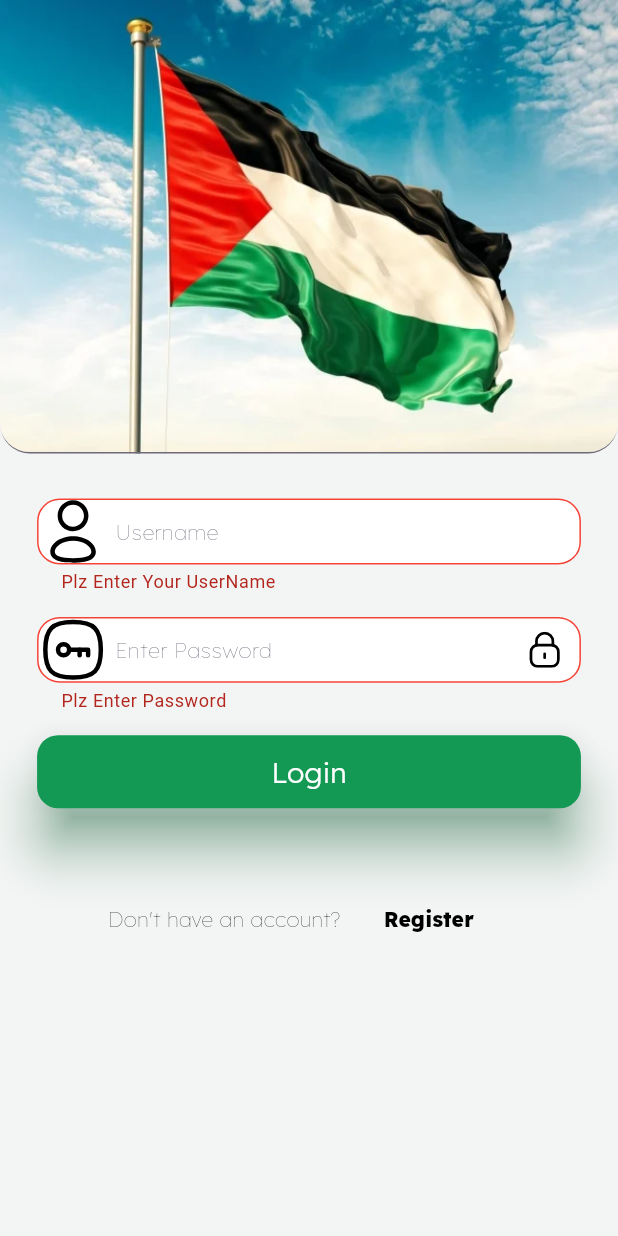
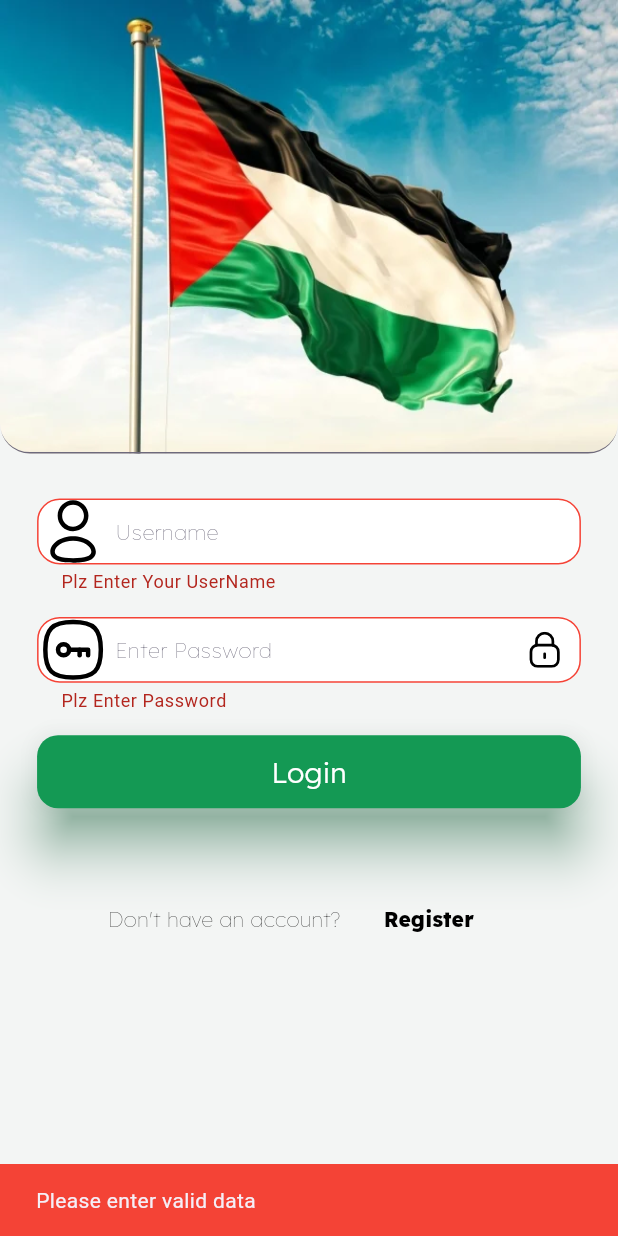
Before and after one commit to karimrashad74/NTI-Tasks, a Flutter app: the screen it shows after launch, after a tap on "Let’s Start", after a tap on "Login", on a phone screen of 412 x 824 dp. Run offline on Flutter 3.47's test engine with Material 3 defaults, Android fonts, the phone set to English and light mode, and no system bars; our stand-ins replace flutter_bloc, flutter_svg, shared_preferences.

Commit message:
`Removed authentication components and models, updated login cubit and user cubit`

```diff
--- a/to_do_app/lib/features/home/model/user_model.dart
+++ b/to_do_app/lib/features/Authentication/data/models/user_model.dart
@@ -1,5 +1,6 @@
 class UserModel {
-  String? userName;
-  String? image;
+  final String? userName;
+  final String? image;
+
   UserModel({this.userName, this.image});
 }
--- a/to_do_app/lib/features/Authentication/view_model/login_cubit/login_cubit.dart
+++ b/to_do_app/lib/features/Authentication/view_model/login_cubit/login_cubit.dart
@@ -1,5 +1,8 @@
 import 'package:flutter/material.dart';
 import 'package:flutter_bloc/flutter_bloc.dart';
+import 'package:to_do_app/core/utils/app_assets.dart';
+
+import '../../data/models/user_model.dart';
 import 'login_state.dart';
 
 class LoginCubit extends Cubit<LoginState> {
@@ -12,7 +15,10 @@ class LoginCubit extends Cubit<LoginState> {
   final passwordController = TextEditingController();
 
   void login() async {
-    if (!formKey.currentState!.validate()) return;
+    if (!formKey.currentState!.validate()) {
+      emit(LoginError('Please enter valid data'));
+      return;
+    }
 
     emit(LoginLoading());
     await Future.delayed(Duration(seconds: 2));
@@ -20,10 +26,19 @@ class LoginCubit extends Cubit<LoginState> {
     final username = usernameController.text;
     final password = passwordController.text;
 
-    if (username == 'admin' && password == '123456') {
-      emit(LoginSuccess());
+    RegExp usernameRegex = RegExp(r'^[a-zA-Z0-9_-]+$');
+    RegExp passwordRegex = RegExp(
+        r'^(?=.*[a-z])(?=.*[A-Z])(?=.*\d)(?=.*[!@#\$%^&*()_\-+=\[\]{};:"\\|,.<>\/?]).{6,}$');
+
+    if (usernameRegex.hasMatch(username) && passwordRegex.hasMatch(password)) {
+      UserModel user = UserModel(userName: username, image: AppAssets.logo);
+      emit(LoginSuccess(user));
     } else {
-      emit(LoginError('Invalid username or password'));
+      if (!usernameRegex.hasMatch(username)) {
+        emit(LoginError('Invalid username format'));
+      } else if (!passwordRegex.hasMatch(password)) {
+        emit(LoginError('Invalid password format'));
+      }
     }
   }
 
--- a/to_do_app/lib/features/Authentication/view_model/login_cubit/login_state.dart
+++ b/to_do_app/lib/features/Authentication/view_model/login_cubit/login_state.dart
@@ -1,13 +1,21 @@
+import '../../data/models/user_model.dart';
+
 abstract class LoginState {}
 
 class LoginInitial extends LoginState {}
 
 class LoginLoading extends LoginState {}
 
-class LoginSuccess extends LoginState {}
+class LoginSuccess extends LoginState {
+  UserModel userModel;
+  LoginSuccess(this.userModel);
+}
 
 class LoginError extends LoginState {
   final String error;
 
   LoginError(this.error);
+
+  @override
+  String toString() => 'LoginError: $error';
 }
--- a/to_do_app/lib/features/Authentication/components/auth_logo.dart
+++ b/to_do_app/lib/features/Authentication/views/components/auth_logo.dart
@@ -1,7 +1,7 @@
 import 'package:flutter/material.dart';
 import 'package:to_do_app/core/utils/app_assets.dart';
 
-import '../../../core/utils/app_colors.dart';
+import '../../../../core/utils/app_colors.dart';
 
 class AuthLogo extends StatelessWidget {
   const AuthLogo({super.key});
--- a/to_do_app/lib/features/Authentication/components/pass_field.dart
+++ b/to_do_app/lib/features/Authentication/views/components/pass_field.dart
@@ -1,8 +1,8 @@
 import 'package:flutter/material.dart';
 import 'package:flutter_bloc/flutter_bloc.dart';
-import 'package:to_do_app/features/Authentication/components/input_form_field.dart';
+import 'package:to_do_app/features/Authentication/views/components/input_form_field.dart';
 
-import '../view_model/password_cubit/password_cubit.dart';
+import '../../view_model/password_cubit/password_cubit.dart';
 
 class PassField extends StatelessWidget {
   final Widget? startIcon;
--- a/to_do_app/lib/features/Authentication/views/login_view.dart
+++ b/to_do_app/lib/features/Authentication/views/login_view.dart
@@ -1,12 +1,13 @@
 import 'package:flutter/material.dart';
 import 'package:flutter_bloc/flutter_bloc.dart';
-import 'package:to_do_app/core/utils/app_colors.dart';
-import 'package:to_do_app/core/utils/app_routes.dart';
-import 'package:to_do_app/features/Authentication/components/auth_logo.dart';
-import 'package:to_do_app/features/Authentication/components/login_form.dart';
-import 'package:to_do_app/features/Authentication/view_model/login_cubit/login_state.dart';
 
+import '../../../core/utils/app_colors.dart';
+import '../../../core/utils/app_routes.dart';
+import '../../home/view_model/user_cubit/user_cubit.dart';
 import '../view_model/login_cubit/login_cubit.dart';
+import '../view_model/login_cubit/login_state.dart';
+import 'components/auth_logo.dart';
+import 'components/login_form.dart';
 
 class LoginView extends StatelessWidget {
   const LoginView({super.key});
@@ -26,16 +27,17 @@ class LoginView extends StatelessWidget {
                   return LoginForm();
                 }, listener: (context, state) {
                   if (state is LoginSuccess) {
-                    Navigator.pushNamed(context, AppRoutes.home);
+                    UserCubit.get(context).getUser(state.userModel);
+                    Navigator.pushReplacementNamed(context, AppRoutes.home);
                   } else if (state is LoginError) {
                     ScaffoldMessenger.of(context).showSnackBar(
                       SnackBar(
-                        content: Text("Error"),
+                        content: Text(state.error),
                         backgroundColor: Colors.red,
                       ),
                     );
                   }
-                })
+                }),
               ],
             ),
           ),
--- a/to_do_app/lib/features/Authentication/views/signup_view.dart
+++ b/to_do_app/lib/features/Authentication/views/signup_view.dart
@@ -1,10 +1,9 @@
 import 'package:flutter/material.dart';
 import 'package:flutter_bloc/flutter_bloc.dart';
 import 'package:to_do_app/core/utils/app_colors.dart';
-import 'package:to_do_app/features/authentication/components/auth_logo.dart';
-
-import '../components/signup_form.dart';
 import '../view_model/signup_cubit/signup_cubit.dart';
+import 'components/auth_logo.dart';
+import 'components/signup_form.dart';
 
 class SignupView extends StatelessWidget {
   const SignupView({super.key});
--- a/to_do_app/lib/features/home/view_model/user_cubit/user_cubit.dart
+++ b/to_do_app/lib/features/home/view_model/user_cubit/user_cubit.dart
@@ -1,6 +1,6 @@
 import 'package:flutter_bloc/flutter_bloc.dart';
 
-import '../../model/user_model.dart';
+import '../../../Authentication/data/models/user_model.dart';
 import 'user_state.dart';
 
 class UserCubit extends Cubit<UserState> {
--- a/to_do_app/lib/features/home/view_model/user_cubit/user_state.dart
+++ b/to_do_app/lib/features/home/view_model/user_cubit/user_state.dart
@@ -1,4 +1,4 @@
-import '../../model/user_model.dart';
+import '../../../Authentication/data/models/user_model.dart';
 
 abstract class UserState {}
 
--- a/to_do_app/lib/main.dart
+++ b/to_do_app/lib/main.dart
@@ -1,4 +1,5 @@
 import 'package:flutter/material.dart';
+import 'package:flutter_bloc/flutter_bloc.dart';
 import 'package:to_do_app/config/cache/cache_helper.dart';
 import 'package:to_do_app/core/utils/app_routes.dart';
 import 'package:to_do_app/features/Authentication/views/login_view.dart';
@@ -7,9 +8,11 @@ import 'package:to_do_app/features/home/views/home_view.dart';
 import 'package:to_do_app/features/splash_screen/view/splash_view.dart';
 import 'package:to_do_app/features/start_screen/view/start_view.dart';
 
+import 'features/Authentication/view_model/login_cubit/login_cubit.dart';
+import 'features/home/view_model/user_cubit/user_cubit.dart';
+
 void main() async {
   WidgetsFlutterBinding.ensureInitialized();
-
   await CacheHelper.init();
   runApp(const MainApp());
 }
@@ -19,17 +22,23 @@ class MainApp extends StatelessWidget {
 
   @override
   Widget build(BuildContext context) {
-    return MaterialApp(
+    return MultiBlocProvider(
+      providers: [
+        BlocProvider(create: (_) => LoginCubit()),
+        BlocProvider(create: (_) => UserCubit()),
+      ],
+      child: MaterialApp(
         title: 'To-Do App',
         debugShowCheckedModeBanner: false,
         initialRoute: AppRoutes.splachScreen,
         routes: {
           AppRoutes.splachScreen: (context) => const SplashView(),
           AppRoutes.startScreen: (context) => const StartView(),
-        AppRoutes.login: (context) => LoginView(),
-        AppRoutes.signUp: (context) => SignupView(),
-        AppRoutes.home: (context) => HomeView(),
+          AppRoutes.login: (context) => const LoginView(),
+          AppRoutes.signUp: (context) => const SignupView(),
+          AppRoutes.home: (context) => const HomeView(),
         },
+      ),
     );
   }
 }
```
Also changed, not shown: to_do_app/lib/features/Authentication/views/components/login_form.dart (renamed from to_do_app/lib/features/Authentication/components/login_form.dart, +8 -8 lines), to_do_app/lib/features/Authentication/views/components/signup_form.dart (renamed from to_do_app/lib/features/Authentication/components/signup_form.dart, +5 -5 lines), to_do_app/lib/features/Authentication/views/components/auth_text_link.dart (renamed from to_do_app/lib/features/Authentication/components/auth_text_link.dart), to_do_app/lib/features/Authentication/views/components/input_form_field.dart (renamed from to_do_app/lib/features/Authentication/components/input_form_field.dart), 4 other files. Lines whose indentation alone changed are shown as unchanged.
